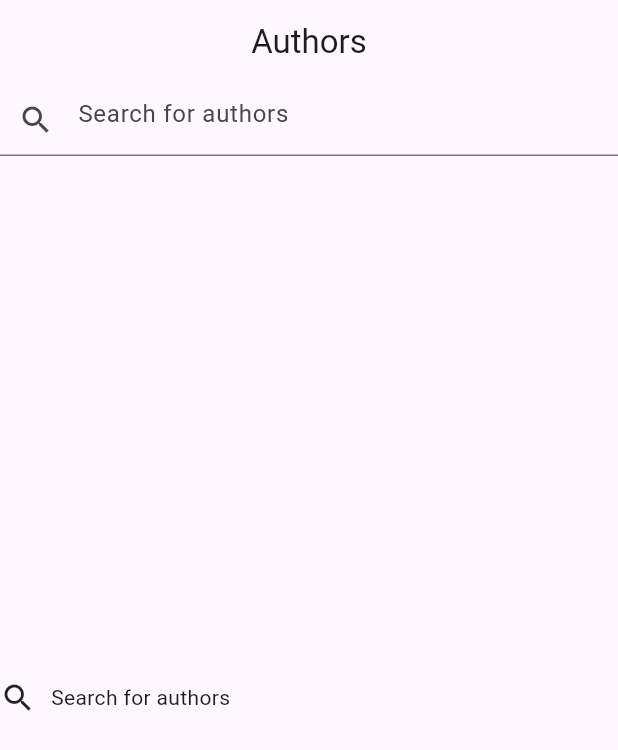
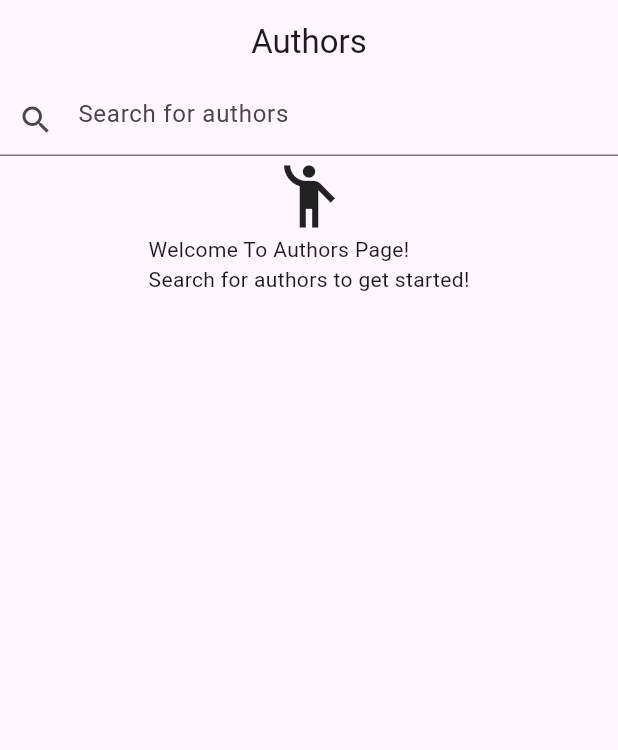
Before and after one commit to HikmetMelik/ballsquad_project, a Flutter app: the screen it shows after launch, on a phone screen of 412 x 824 dp. Shown: the top 750 px of the screen. Run offline on Flutter 3.47's test engine with Material 3 defaults, Android fonts, the phone set to English and light mode, and no system bars; our stand-ins replace dio, equatable, flutter_bloc.

Commit message:
added final keyword

```diff
--- /dev/null
+++ b/lib/exports.dart
@@ -0,0 +1,9 @@
+export 'package:flutter/material.dart';
+export 'package:ballsquad_project/feature/authors/bloc/authors_cubit.dart';
+export 'package:ballsquad_project/feature/authors/views/author_view.dart';
+export 'package:ballsquad_project/feature/authors/repo/authors_repo.dart';
+export 'package:ballsquad_project/feature/authors/bloc/authors_state.dart';
+export 'package:ballsquad_project/feature/authors/model/authors.dart';
+export 'package:ballsquad_project/feature/authors/views/author_detail_view.dart';
+
+export 'package:flutter_bloc/flutter_bloc.dart';
--- a/lib/feature/authors/bloc/authors_cubit.dart
+++ b/lib/feature/authors/bloc/authors_cubit.dart
@@ -1,19 +1,17 @@
-import 'package:ballsquad_project/feature/authors/repo/authors_repo.dart';
-import 'package:ballsquad_project/feature/authors/bloc/authors_state.dart';
-import 'package:flutter_bloc/flutter_bloc.dart';
+import '../../../exports.dart';
 
-class AuthorsCubit extends Cubit<AuthorsState> {
+final class AuthorsCubit extends Cubit<AuthorsState> {
   final AuthorsRepo _authorsRepo;
   AuthorsCubit(this._authorsRepo) : super(const AuthorsInitial());
 
   Future<void> getAuthors(String? fieldData) async {
     try {
       emit(const AuthorsLoading());
-      await Future.delayed(const Duration(milliseconds: 300));
+      await Future.delayed(const Duration(milliseconds: 100));
       final response = await _authorsRepo.getAuthors(fieldData ?? "");
       emit(AuthorsLoaded(response));
-    } on NetworkError {
-      emit(const AuthorsError('Failed to fetch authors'));
+    } on NetworkError catch (e) {
+      emit(AuthorsError(e.message));
     }
   }
 }
--- a/lib/feature/authors/bloc/authors_state.dart
+++ b/lib/feature/authors/bloc/authors_state.dart
@@ -1,5 +1,6 @@
-import 'package:ballsquad_project/feature/authors/model/authors.dart';
 import 'package:equatable/equatable.dart';
+
+import '../../../exports.dart';
 
 abstract class AuthorsState extends Equatable {
   const AuthorsState();
@@ -7,22 +8,22 @@ abstract class AuthorsState extends Equatable {
   List<Object> get props => [];
 }
 
-class AuthorsInitial extends AuthorsState {
+final class AuthorsInitial extends AuthorsState {
   const AuthorsInitial();
 }
 
-class AuthorsLoading extends AuthorsState {
+final class AuthorsLoading extends AuthorsState {
   const AuthorsLoading();
 }
 
-class AuthorsLoaded extends AuthorsState {
+final class AuthorsLoaded extends AuthorsState {
   final Authors response;
   const AuthorsLoaded(this.response);
   @override
   List<Object> get props => [response];
 }
 
-class AuthorsError extends AuthorsState {
+final class AuthorsError extends AuthorsState {
   final String message;
 
   const AuthorsError(this.message);
--- a/lib/feature/authors/repo/authors_repo.dart
+++ b/lib/feature/authors/repo/authors_repo.dart
@@ -1,14 +1,14 @@
 import 'dart:io';
-
-import 'package:ballsquad_project/feature/authors/model/authors.dart';
+import 'package:ballsquad_project/product/base/constants/app_constants.dart';
 import 'package:dio/dio.dart';
+import '../../../exports.dart';
 
 abstract class AuthorsRepo {
   Future<Authors> getAuthors(String value);
 }
 
-class SampleAuthorsRepo implements AuthorsRepo {
-  final baseUrl = 'https://openlibrary.org/search/authors.json?q=';
+final class SampleAuthorsRepo implements AuthorsRepo {
+  final baseUrl = AppConstants.baseUrl;
   late final Dio _dio;
   SampleAuthorsRepo() {
     _dio = Dio(
@@ -27,7 +27,7 @@ class SampleAuthorsRepo implements AuthorsRepo {
         final Authors authors = Authors.fromJson(data);
         return authors;
       } else {
-        throw NetworkError('Failed to fetch authors');
+        throw NetworkError(AppConstants.errorMessage);
       }
     } catch (error) {
       throw NetworkError('Error: $error');
@@ -35,7 +35,7 @@ class SampleAuthorsRepo implements AuthorsRepo {
   }
 }
 
-class NetworkError implements Exception {
+final class NetworkError implements Exception {
   final String message;
   NetworkError(this.message);
 }
--- a/lib/feature/authors/views/author_detail_view.dart
+++ b/lib/feature/authors/views/author_detail_view.dart
@@ -1,9 +1,9 @@
-import 'package:ballsquad_project/feature/authors/model/authors.dart';
-import 'package:flutter/material.dart';
+import '../../../exports.dart';
 
 final class AuthorDetailsPage extends StatelessWidget {
   const AuthorDetailsPage({super.key, required this.authorDetails, Docs? author});
   final Docs authorDetails;
+
   @override
   Widget build(BuildContext context) {
     return Scaffold(
--- a/lib/feature/authors/views/author_view.dart
+++ b/lib/feature/authors/views/author_view.dart
@@ -1,16 +1,14 @@
-import 'package:ballsquad_project/feature/authors/bloc/authors_cubit.dart';
-import 'package:ballsquad_project/feature/authors/bloc/authors_state.dart';
-import 'package:ballsquad_project/feature/authors/views/author_detail_view.dart';
-import 'package:flutter/material.dart';
-import 'package:flutter_bloc/flutter_bloc.dart';
+import 'package:ballsquad_project/product/base/constants/app_constants.dart';
 
-class AuthorsView extends StatefulWidget {
+import '../../../exports.dart';
+
+final class AuthorsView extends StatefulWidget {
   const AuthorsView({super.key});
   @override
   State<AuthorsView> createState() => _AuthorsViewState();
 }
 
-class _AuthorsViewState extends State<AuthorsView> {
+final class _AuthorsViewState extends State<AuthorsView> {
   @override
   Widget build(BuildContext context) {
     return Scaffold(
@@ -47,14 +45,13 @@ class _AuthorsViewState extends State<AuthorsView> {
               },
               builder: (context, state) {
                 if (state is AuthorsInitial) {
-                  return const Center(
-                    child: Row(
-                      children: [
-                        Icon(Icons.search),
-                        SizedBox(width: 10),
-                        Text('Search for authors'),
-                      ],
-                    ),
+                  return Column(
+                    crossAxisAlignment: CrossAxisAlignment.center,
+                    children: [
+                      const Icon(Icons.emoji_people_outlined, size: 50),
+                      const SizedBox(width: 10),
+                      Text(AppConstants.initialPageMessage),
+                    ],
                   );
                 } else if (state is AuthorsLoading) {
                   return const Center(
--- a/lib/main.dart
+++ b/lib/main.dart
@@ -1,8 +1,4 @@
-import 'package:ballsquad_project/feature/authors/bloc/authors_cubit.dart';
-import 'package:ballsquad_project/feature/authors/views/author_view.dart';
-import 'package:ballsquad_project/feature/authors/repo/authors_repo.dart';
-import 'package:flutter/material.dart';
-import 'package:flutter_bloc/flutter_bloc.dart';
+import 'package:ballsquad_project/exports.dart';
 
 void main() {
   runApp(const MyApp());
--- /dev/null
+++ b/lib/product/base/constants/app_constants.dart
@@ -0,0 +1,5 @@
+final class AppConstants {
+  static String baseUrl = 'https://openlibrary.org/search/authors.json?q=';
+  static String errorMessage = 'Failed to fetch authors';
+  static String initialPageMessage = 'Welcome To Authors Page!\nSearch for authors to get started!';
+}
```
Also changed, not shown: pubspec.yaml (+1 -37 lines).
